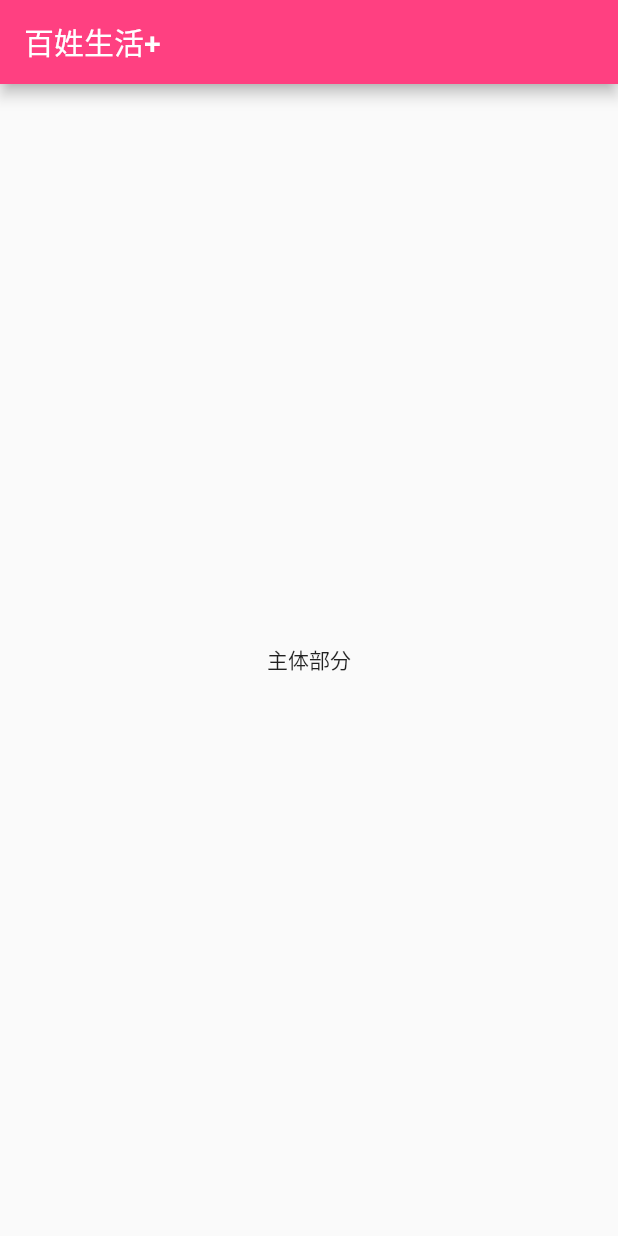
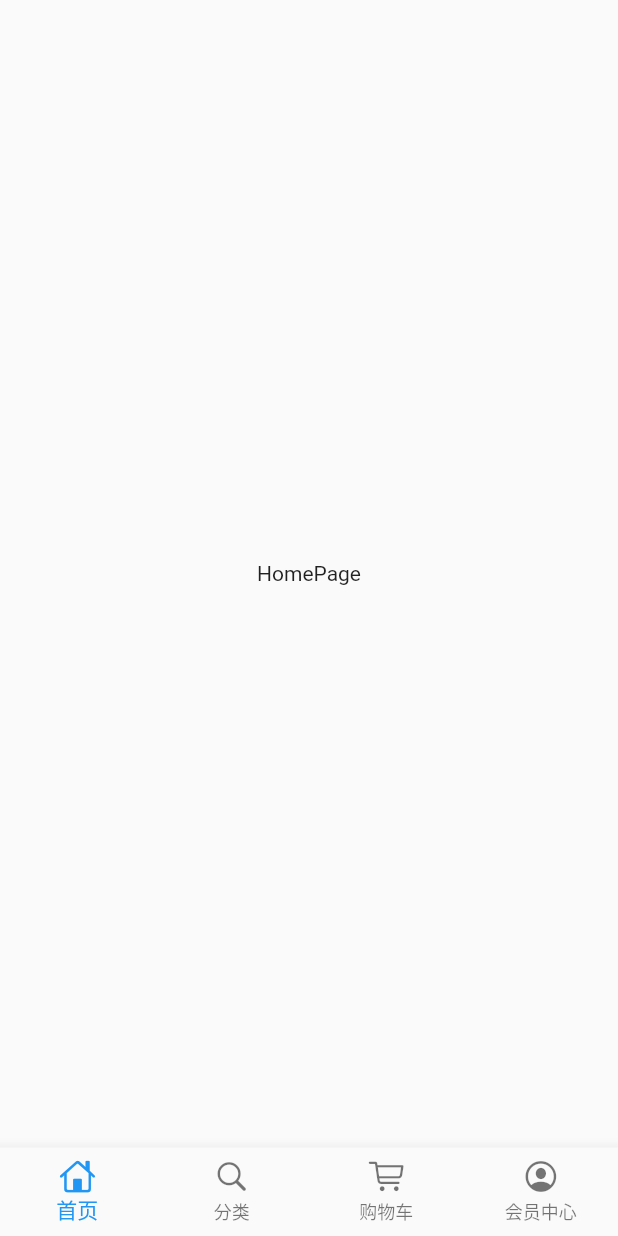
Before and after one commit to 1458883958/E_commerce, a Flutter app: the screen it shows after launch, on a phone screen of 412 x 824 dp. Run offline on Flutter 3.47's test engine with Material 2 defaults, Android fonts, the phone set to English and light mode, and no system bars.

Commit message:
底部导航栏的制作以及页面切换

```diff
--- /dev/null
+++ b/lib/page/home_page.dart
@@ -0,0 +1,12 @@
+import 'package:flutter/material.dart';
+
+class HomePage extends StatelessWidget {
+  @override
+  Widget build(BuildContext context) {
+    return Scaffold(
+      body: Center(
+        child: Text('HomePage'),
+      ),
+    );
+  }
+}
--- a/lib/page/index_page.dart
+++ b/lib/page/index_page.dart
@@ -1,14 +1,76 @@
 import 'package:flutter/material.dart';
+import 'package:flutter/cupertino.dart';
+import 'home_page.dart';
+import 'assort_page.dart';
+import 'cart_page.dart';
+import 'plus_page.dart';
 
-class IndexPage extends StatelessWidget {
+class IndexPage extends StatefulWidget {
+  @override
+  _IndexPageState createState() => _IndexPageState();
+}
+
+class _IndexPageState extends State<IndexPage> {
+  // 所有的item
+  final List<BottomNavigationBarItem> _bottomBarItems = [
+    BottomNavigationBarItem(
+      icon: Icon(CupertinoIcons.home),
+      title: Text('首页'),
+    ),
+    BottomNavigationBarItem(
+      icon: Icon(CupertinoIcons.search),
+      title: Text('分类'),
+    ),
+    BottomNavigationBarItem(
+      icon: Icon(CupertinoIcons.shopping_cart),
+      title: Text('购物车'),
+    ),
+    BottomNavigationBarItem(
+      icon: Icon(CupertinoIcons.profile_circled),
+      title: Text('会员中心'),
+    )
+  ];
+
+  // 主页对应的四个页面
+  List<Widget> _pages = [];
+
+  // 当前页面的下标
+  int _currentIndex = 0;
+
+  // 当前页
+  var _currentPage;
+
+  @override
+  void initState() {
+    _pages
+      ..add(HomePage())
+      ..add(AssortPage())
+      ..add(CartPage())
+      ..add(PlusPage());
+    _currentPage = _pages[_currentIndex];
+
+    super.initState();
+  }
+
   @override
   Widget build(BuildContext context) {
     return Scaffold(
-      appBar: AppBar(
-        title: Text('百姓生活+'),
-      ),
-      body: Center(
-        child: Text('主体部分'),
+      // 设置当前页面的主体
+      body: _currentPage,
+      bottomNavigationBar: BottomNavigationBar(
+        // 固定位置，3个以上itemBar禁止动画
+        type: BottomNavigationBarType.fixed,
+        // 所有ItemBar
+        items: _bottomBarItems,
+        // 当前下标
+        currentIndex: _currentIndex,
+        // 点击切换
+        onTap: (index) {
+          setState(() {
+            _currentIndex = index;
+            _currentPage = _pages[_currentIndex];
+          });
+        },
       ),
     );
   }
```
Also changed, not shown: lib/page/assort_page.dart (added, +12 -0 lines), lib/page/cart_page.dart (added, +12 -0 lines), lib/page/plus_page.dart (added, +12 -0 lines).
